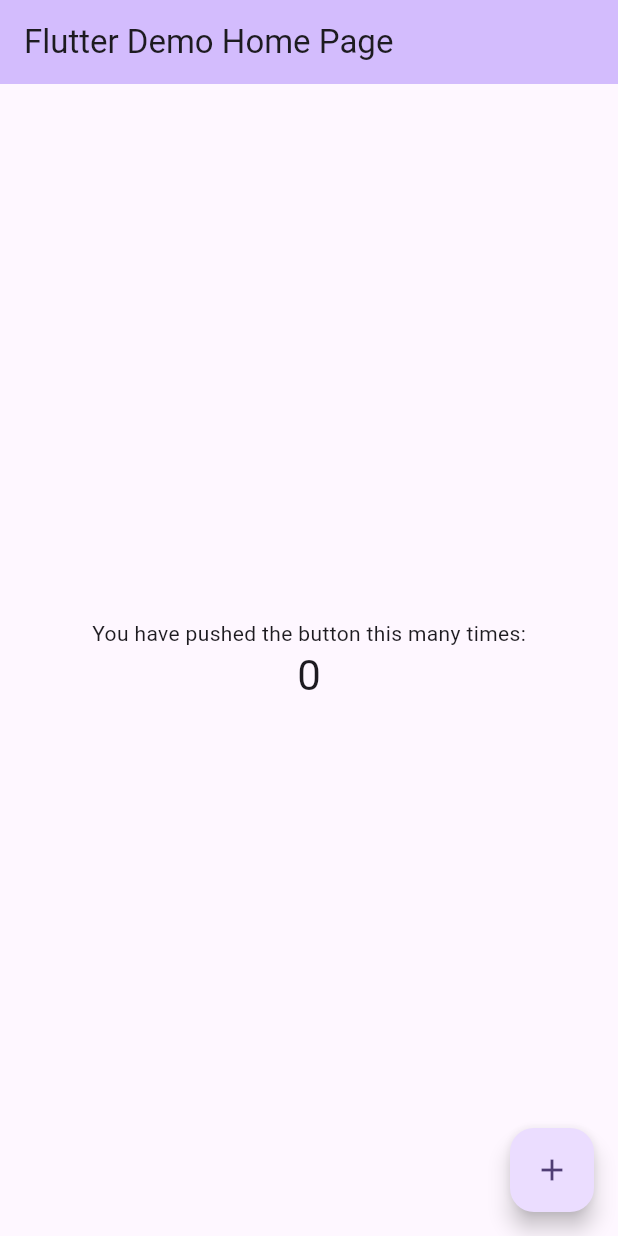
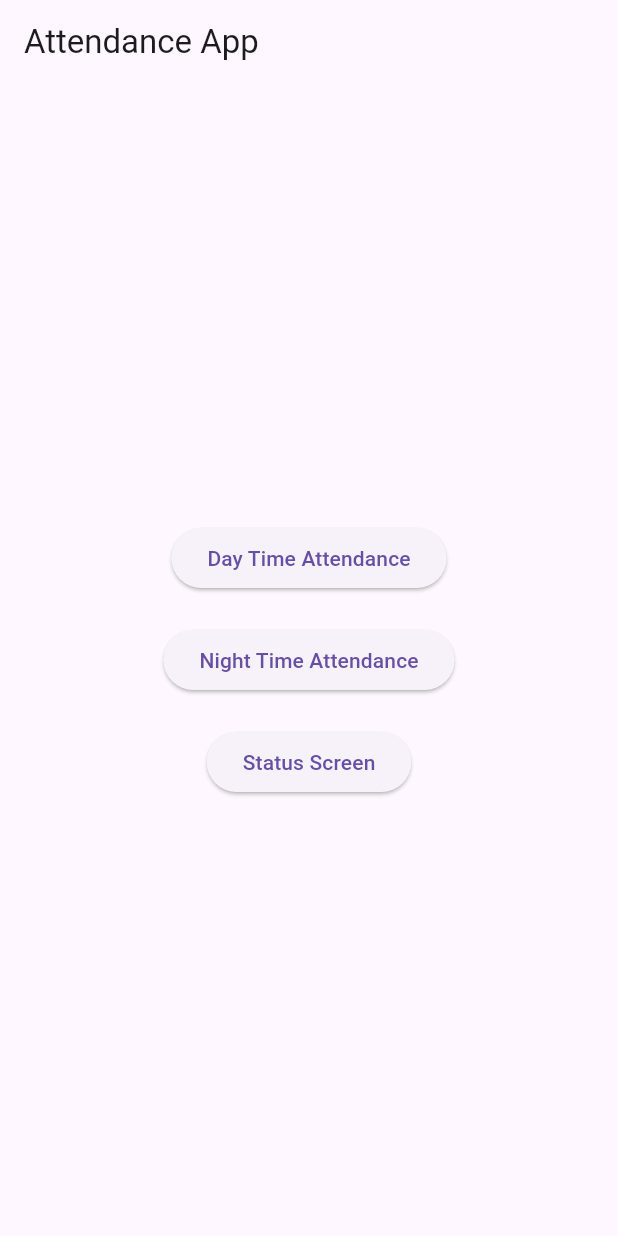
Before and after one commit to EstifanosTaye320/church-attendance, a Flutter app: the screen it shows after launch, on a phone screen of 412 x 824 dp. Run offline on Flutter 3.47's test engine with Material 3 defaults, Android fonts, the phone set to English and light mode, and no system bars; our stand-ins replace csv, flutter_riverpod, go_router.

Commit message:
making the application navigation, state managment, and ui

```diff
--- /dev/null
+++ b/church_attendance_application/lib/app.dart
@@ -0,0 +1,41 @@
+import 'package:church_attendance_application/screens/attendance_screen.dart';
+import 'package:church_attendance_application/screens/home_screen.dart';
+import 'package:church_attendance_application/screens/status_screen.dart';
+import 'package:flutter/material.dart';
+import 'package:go_router/go_router.dart';
+
+class App extends StatelessWidget {
+  const App({Key? key}) : super(key: key);
+
+  @override
+  Widget build(BuildContext context) {
+    return MaterialApp.router(
+      routerConfig: _router,
+      theme: ThemeData(
+        primarySwatch: Colors.blue,
+      ),
+    );
+  }
+
+  GoRouter get _router => GoRouter(
+        initialLocation: '/',
+        routes: [
+          GoRoute(
+            path: '/',
+            name: 'home',
+            builder: (context, state) => HomeScreen(),
+          ),
+          GoRoute(
+            path: '/attendance/:case',
+            name: 'attendance',
+            builder: (context, state) =>
+                AttendanceScreen(caseType: state.params['case']!),
+          ),
+          GoRoute(
+            path: '/status',
+            name: 'status',
+            builder: (context, state) => StatusScreen(),
+          ),
+        ],
+      );
+}
--- a/church_attendance_application/lib/main.dart
+++ b/church_attendance_application/lib/main.dart
@@ -1,125 +1,7 @@
+import 'package:church_attendance_application/app.dart';
 import 'package:flutter/material.dart';
+import 'package:flutter_riverpod/flutter_riverpod.dart';
 
 void main() {
-  runApp(const MyApp());
+  runApp(const ProviderScope(child: App()));
 }
-
-class MyApp extends StatelessWidget {
-  const MyApp({super.key});
-
-  // This widget is the root of your application.
-  @override
-  Widget build(BuildContext context) {
-    return MaterialApp(
-      title: 'Flutter Demo',
-      theme: ThemeData(
-        // This is the theme of your application.
-        //
-        // TRY THIS: Try running your application with "flutter run". You'll see
-        // the application has a purple toolbar. Then, without quitting the app,
-        // try changing the seedColor in the colorScheme below to Colors.green
-        // and then invoke "hot reload" (save your changes or press the "hot
-        // reload" button in a Flutter-supported IDE, or press "r" if you used
-        // the command line to start the app).
-        //
-        // Notice that the counter didn't reset back to zero; the application
-        // state is not lost during the reload. To reset the state, use hot
-        // restart instead.
-        //
-        // This works for code too, not just values: Most code changes can be
-        // tested with just a hot reload.
-        colorScheme: ColorScheme.fromSeed(seedColor: Colors.deepPurple),
-        useMaterial3: true,
-      ),
-      home: const MyHomePage(title: 'Flutter Demo Home Page'),
-    );
-  }
-}
-
-class MyHomePage extends StatefulWidget {
-  const MyHomePage({super.key, required this.title});
-
-  // This widget is the home page of your application. It is stateful, meaning
-  // that it has a State object (defined below) that contains fields that affect
-  // how it looks.
-
-  // This class is the configuration for the state. It holds the values (in this
-  // case the title) provided by the parent (in this case the App widget) and
-  // used by the build method of the State. Fields in a Widget subclass are
-  // always marked "final".
-
-  final String title;
-
-  @override
-  State<MyHomePage> createState() => _MyHomePageState();
-}
-
-class _MyHomePageState extends State<MyHomePage> {
-  int _counter = 0;
-
-  void _incrementCounter() {
-    setState(() {
-      // This call to setState tells the Flutter framework that something has
-      // changed in this State, which causes it to rerun the build method below
-      // so that the display can reflect the updated values. If we changed
-      // _counter without calling setState(), then the build method would not be
-      // called again, and so nothing would appear to happen.
-      _counter++;
-    });
-  }
-
-  @override
-  Widget build(BuildContext context) {
-    // This method is rerun every time setState is called, for instance as done
-    // by the _incrementCounter method above.
-    //
-    // The Flutter framework has been optimized to make rerunning build methods
-    // fast, so that you can just rebuild anything that needs updating rather
-    // than having to individually change instances of widgets.
-    return Scaffold(
-      appBar: AppBar(
-        // TRY THIS: Try changing the color here to a specific color (to
-        // Colors.amber, perhaps?) and trigger a hot reload to see the AppBar
-        // change color while the other colors stay the same.
-        backgroundColor: Theme.of(context).colorScheme.inversePrimary,
-        // Here we take the value from the MyHomePage object that was created by
-        // the App.build method, and use it to set our appbar title.
-        title: Text(widget.title),
-      ),
-      body: Center(
-        // Center is a layout widget. It takes a single child and positions it
-        // in the middle of the parent.
-        child: Column(
-          // Column is also a layout widget. It takes a list of children and
-          // arranges them vertically. By default, it sizes itself to fit its
-          // children horizontally, and tries to be as tall as its parent.
-          //
-          // Column has various properties to control how it sizes itself and
-          // how it positions its children. Here we use mainAxisAlignment to
-          // center the children vertically; the main axis here is the vertical
-          // axis because Columns are vertical (the cross axis would be
-          // horizontal).
-          //
-          // TRY THIS: Invoke "debug painting" (choose the "Toggle Debug Paint"
-          // action in the IDE, or press "p" in the console), to see the
-          // wireframe for each widget.
-          mainAxisAlignment: MainAxisAlignment.center,
-          children: <Widget>[
-            const Text(
-              'You have pushed the button this many times:',
-            ),
-            Text(
-              '$_counter',
-              style: Theme.of(context).textTheme.headlineMedium,
-            ),
-          ],
-        ),
-      ),
-      floatingActionButton: FloatingActionButton(
-        onPressed: _incrementCounter,
-        tooltip: 'Increment',
-        child: const Icon(Icons.add),
-      ), // This trailing comma makes auto-formatting nicer for build methods.
-    );
-  }
-}
--- /dev/null
+++ b/church_attendance_application/lib/screens/home_screen.dart
@@ -0,0 +1,41 @@
+import 'package:flutter/material.dart';
+import 'package:go_router/go_router.dart';
+import 'package:flutter_riverpod/flutter_riverpod.dart';
+
+class HomeScreen extends ConsumerWidget {
+  @override
+  Widget build(BuildContext context, WidgetRef ref) {
+    return Scaffold(
+      appBar: AppBar(
+        title: const Text('Attendance App'),
+      ),
+      body: Center(
+        child: Column(
+          mainAxisAlignment: MainAxisAlignment.center,
+          children: [
+            ElevatedButton(
+              onPressed: () {
+                context.goNamed('attendance', params: {'case': 'daytime'});
+              },
+              child: const Text('Day Time Attendance'),
+            ),
+            const SizedBox(height: 20),
+            ElevatedButton(
+              onPressed: () {
+                context.goNamed('attendance', params: {'case': 'nighttime'});
+              },
+              child: const Text('Night Time Attendance'),
+            ),
+            const SizedBox(height: 20),
+            ElevatedButton(
+              onPressed: () {
+                context.goNamed('status');
+              },
+              child: const Text('Status Screen'),
+            ),
+          ],
+        ),
+      ),
+    );
+  }
+}
--- a/church_attendance_application/pubspec.yaml
+++ b/church_attendance_application/pubspec.yaml
@@ -35,6 +35,10 @@ dependencies:
   # The following adds the Cupertino Icons font to your application.
   # Use with the CupertinoIcons class for iOS style icons.
   cupertino_icons: ^1.0.6
+  go_router: ^14.2.0
+  flutter_riverpod: ^2.5.1
+  csv: ^6.0.0
+  path_provider: ^2.1.3
 
 dev_dependencies:
   flutter_test:
```
Also changed, not shown: church_attendance_application/lib/data_models.dart/student.dart (added, +28 -0 lines), church_attendance_application/lib/logic/attendance_repository.dart (added, +46 -0 lines), church_attendance_application/lib/logic/attendance_service.dart (added, +48 -0 lines), church_attendance_application/lib/screens/attendance_screen.dart (added, +61 -0 lines), church_attendance_application/lib/screens/status_screen.dart (added, +36 -0 lines), church_attendance_application/lib/widgets/attendance_item.dart (added, +28 -0 lines), church_attendance_application/lib/widgets/attendance_list.dart (added, +33 -0 lines), church_attendance_application/lib/widgets/status_screen_item.dart (added, +22 -0 lines), church_attendance_application/pubspec.lock, 2 other files.
